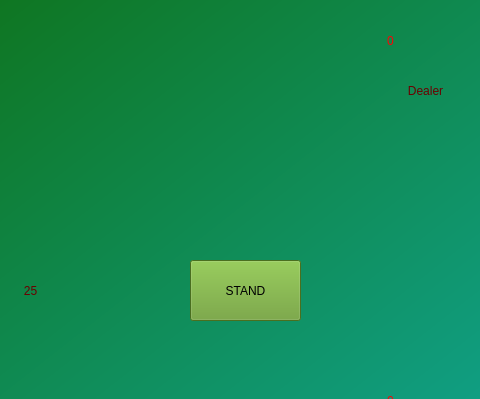
Old version of the form gamewidget.ui in the repository ZinchenkoVlad/BlackJack_QT; both pictures show x 320 to 800 and y 0 to 399 of the 800 by 600 pixel window.
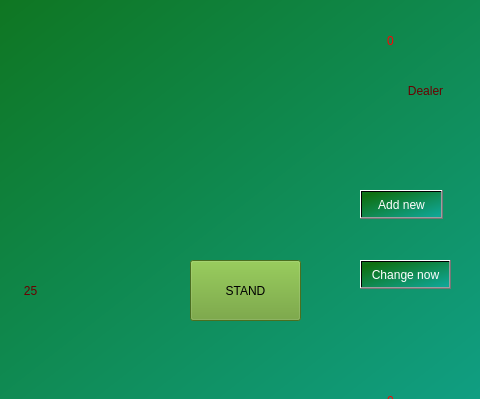
New version of the form.

```diff
--- a/gamewidget.ui
+++ b/gamewidget.ui
@@ -381,6 +381,32 @@
     <set>Qt::AlignCenter</set>
    </property>
   </widget>
+  <widget class="QPushButton" name="btnAddNewSkins">
+   <property name="geometry">
+    <rect>
+     <x>680</x>
+     <y>190</y>
+     <width>83</width>
+     <height>29</height>
+    </rect>
+   </property>
+   <property name="text">
+    <string>Add new</string>
+   </property>
+  </widget>
+  <widget class="QPushButton" name="btnChangeSkins">
+   <property name="geometry">
+    <rect>
+     <x>680</x>
+     <y>260</y>
+     <width>91</width>
+     <height>29</height>
+    </rect>
+   </property>
+   <property name="text">
+    <string>Change now</string>
+   </property>
+  </widget>
   <zorder>btnHit</zorder>
   <zorder>btnStand</zorder>
   <zorder>labelDealer1</zorder>
```
Left out of the diff: 2 changed lines with no effect on the pictures.
